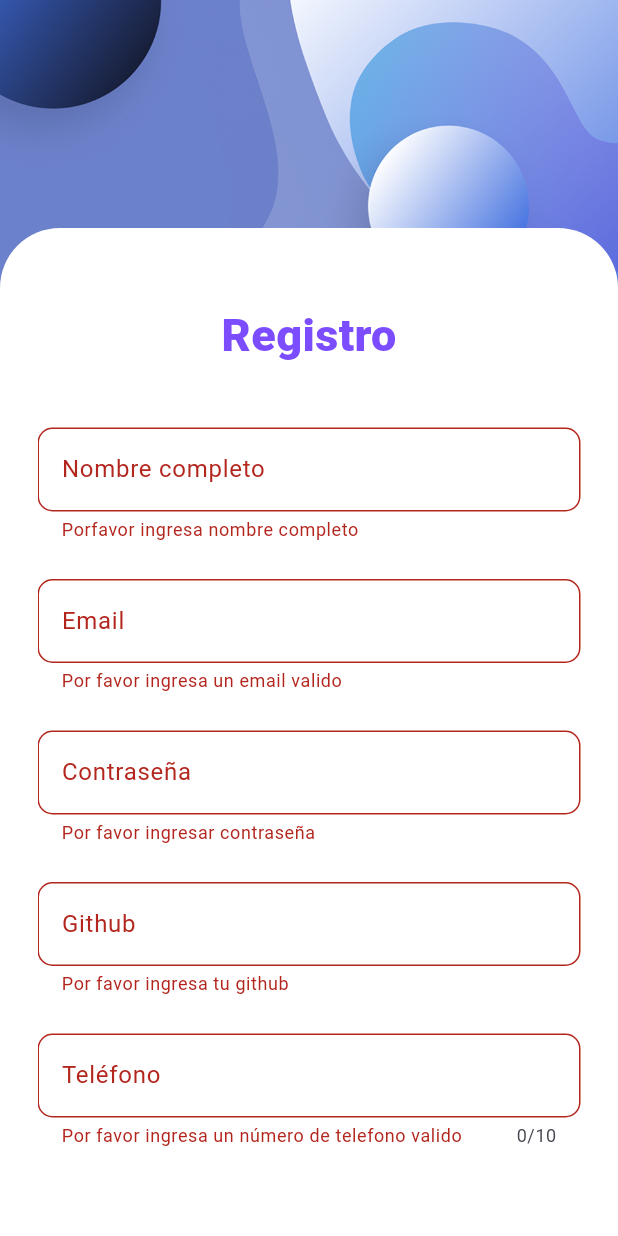
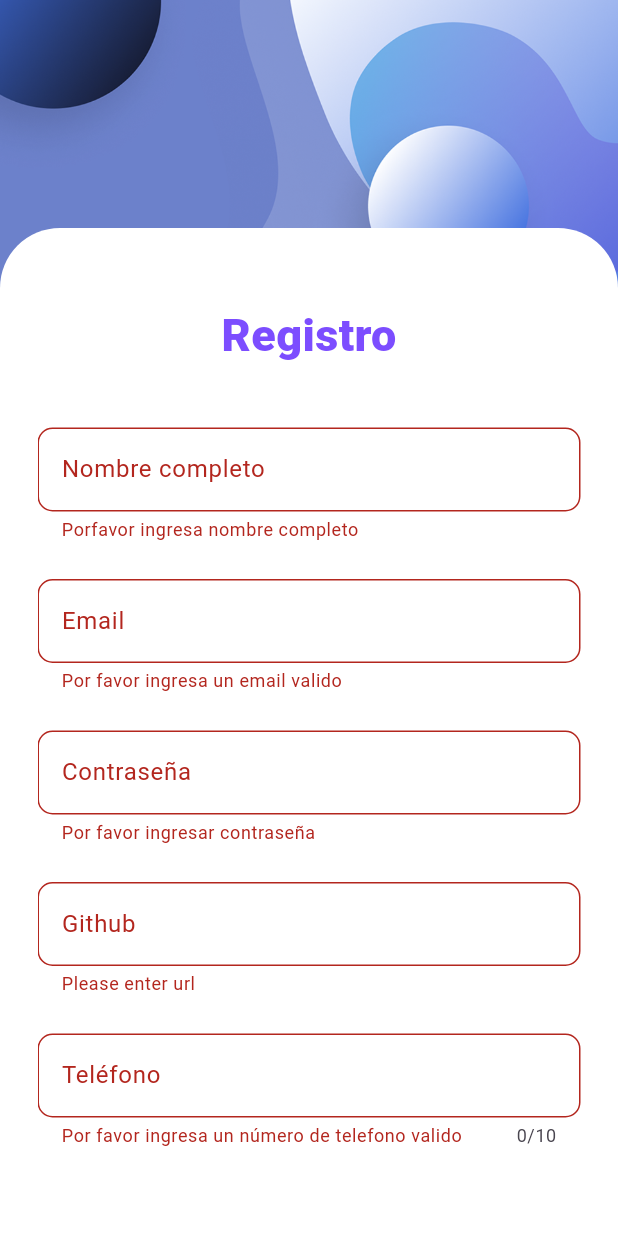
Before and after one commit to mylastshotwashere14106/FlutterApps, a Flutter app: the screen it shows after launch, after a tap on "Registrarse", on a phone screen of 412 x 824 dp. Run offline on Flutter 3.47's test engine with Material 3 defaults, Android fonts, the phone set to English and light mode, and no system bars; our stand-ins replace cached_network_image, icons_plus, lottie, sqflite; missing offline and left inert: day_night_switcher, splash_view; accounts and stored records are empty.

Commit message:
validatorURL

```diff
--- a/lib/screens/register_screen.dart
+++ b/lib/screens/register_screen.dart
@@ -21,6 +21,7 @@ class _RegisterScreen extends State<RegisterScreen> {
     }
     return null;
   }
+
   String? validatePhone(String? phone){
     RegExp phoneRegex =RegExp(r'^(?:[+0]9)?[0-9]{10,15}$');
     final isPhoneValid = phoneRegex.hasMatch(phone ?? '');
@@ -28,6 +29,19 @@ class _RegisterScreen extends State<RegisterScreen> {
       return  'Por favor ingresa un número de telefono valido';
     }
     return null;
+  }
+
+  String? hasValidUrl(String? value) {
+   String pattern = r'(http|https)://[\w-]+(\.[\w-]+)+([\w.,@?^=%&amp;:/~+#-]*[\w@?^=%&amp;/~+#-])?';
+   RegExp regExp = new RegExp(pattern);
+
+   if (value?.length == 0) {
+        return 'Please enter url';
+   }
+   else if (!regExp.hasMatch(value!)) {
+     return 'Please enter valid url';
+   }
+   return null;
   }
 
 
@@ -166,12 +180,7 @@ class _RegisterScreen extends State<RegisterScreen> {
                         height: 25.0,
                       ),
                       TextFormField(
-                        validator: (value) {
-                          if (value == null || value.isEmpty) {
-                            return 'Por favor ingresa tu github';
-                          }
-                          return null;
-                        },
+                        validator: hasValidUrl,
                         decoration: InputDecoration(
                           label: const Text('Github'),
                           hintText: 'Ingresa github',
```
